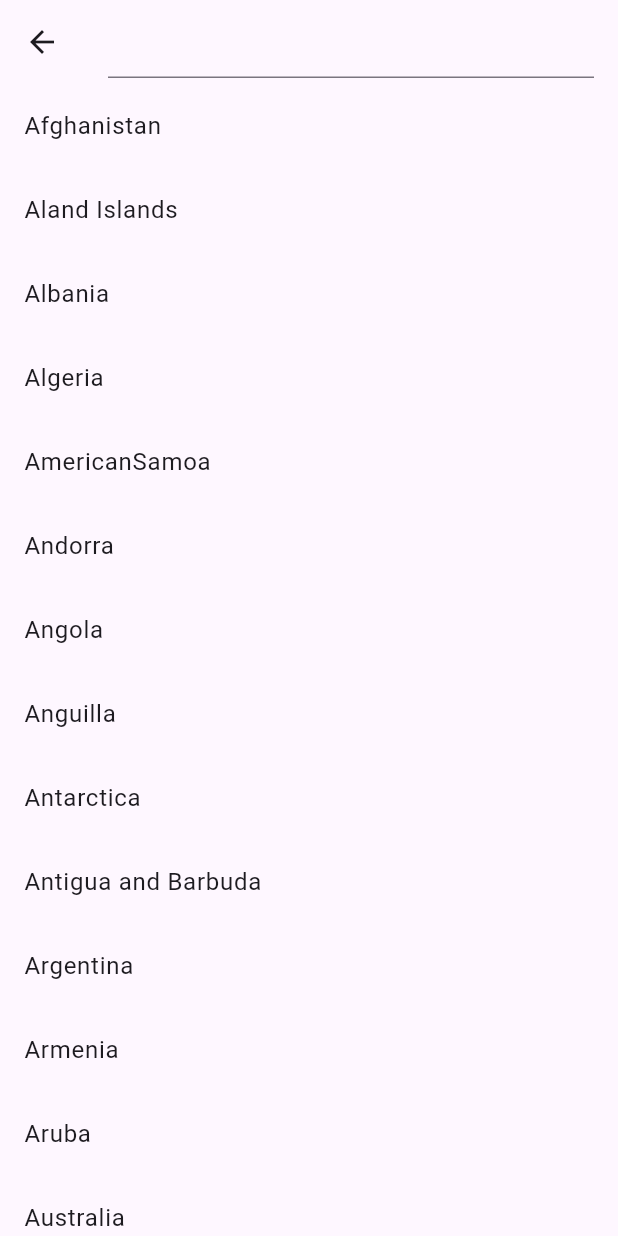
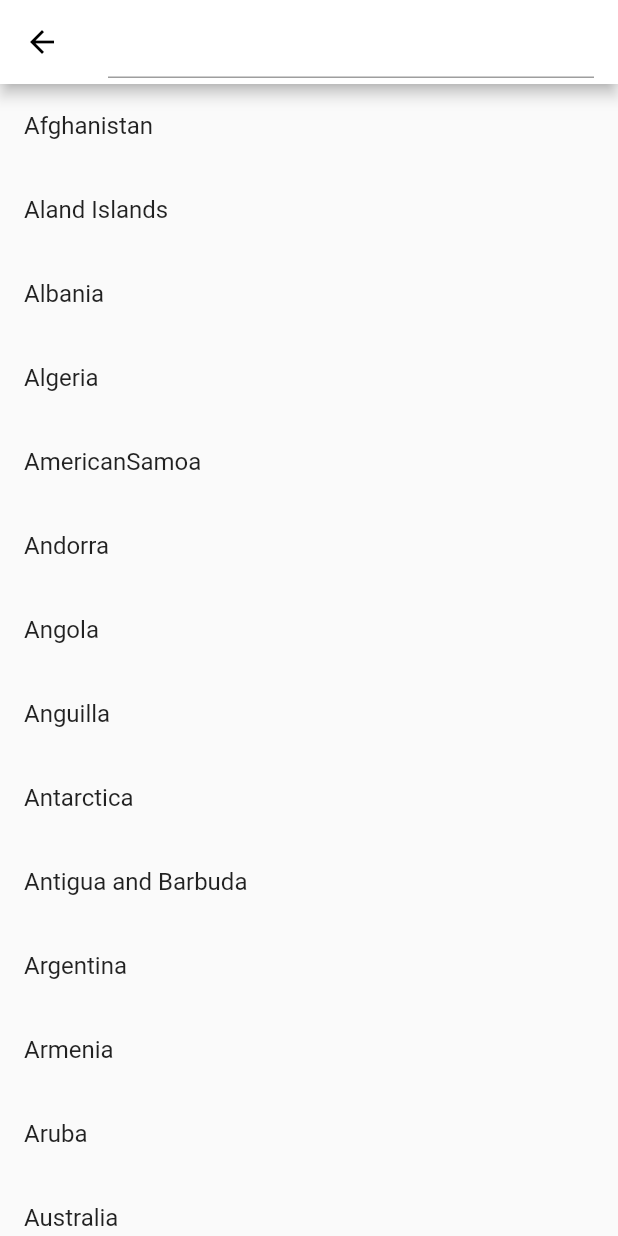
Before and after one commit to AgustinaGF/flutterInputsPractice, a Flutter app: the screen it shows after launch, after a tap on "/text-field", on a phone screen of 412 x 824 dp. Run offline on Flutter 3.47's test engine with Material 2 defaults, Android fonts, the phone set to English and light mode, and no system bars.

Commit message:
custom color 169

```diff
--- a/lib/main.dart
+++ b/lib/main.dart
@@ -1,5 +1,6 @@
 import 'package:flutter/material.dart';
 import 'package:inputs/pages/app_routes.dart';
+import 'package:inputs/utils/material_color_generator.dart';
 
 void main() {
   runApp(const MyApp());
@@ -23,23 +24,9 @@ class MyApp extends StatelessWidget {
       child: MaterialApp(
         title: 'Flutter Demo',
         theme: ThemeData(
-          // This is the theme of your application.
-          //
-          // TRY THIS: Try running your application with "flutter run". You'll see
-          // the application has a blue toolbar. Then, without quitting the app,
-          // try changing the seedColor in the colorScheme below to Colors.green
-          // and then invoke "hot reload" (save your changes or press the "hot
-          // reload" button in a Flutter-supported IDE, or press "r" if you used
-          // the command line to start the app).
-          //
-          // Notice that the counter didn't reset back to zero; the application
-          // state is not lost during the reload. To reset the state, use hot
-          // restart instead.
-          //
-          // This works for code too, not just values: Most code changes can be
-          // tested with just a hot reload.
-          colorScheme: ColorScheme.fromSeed(seedColor: Colors.deepPurple),
-          useMaterial3: true,
+          primarySwatch: generateMaterialColor(
+            const Color(0xffd81b60),
+          ),
         ),
         home: const HomePage(),
         routes: appRoutes,
--- a/lib/pages/text_file_page.dart
+++ b/lib/pages/text_file_page.dart
@@ -40,6 +40,10 @@ class _TextFieldPageState extends State<TextFieldPage> {
 
     return Scaffold(
       appBar: AppBar(
+        iconTheme: const IconThemeData(
+          color: Colors.black,
+        ),
+        backgroundColor: Colors.white,
         title: TextField(
           onChanged: (text) {
             _query = text;
--- /dev/null
+++ b/lib/utils/material_color_generator.dart
@@ -0,0 +1,17 @@
+import 'package:flutter/material.dart';
+
+MaterialColor generateMaterialColor(Color color) {
+  final Map<int, Color> swatch = {};
+  for (int i = 0; i < 10; i++) {
+    late int key;
+    if (i == 0) {
+      key = 50;
+    } else {
+      key = i * 100;
+    }
+    final opacity = (0.1 * i) + 0.1;
+
+    swatch[key] = Color.fromRGBO(color.red, color.green, color.blue, opacity);
+  }
+  return MaterialColor(color.value, swatch);
+}
```
